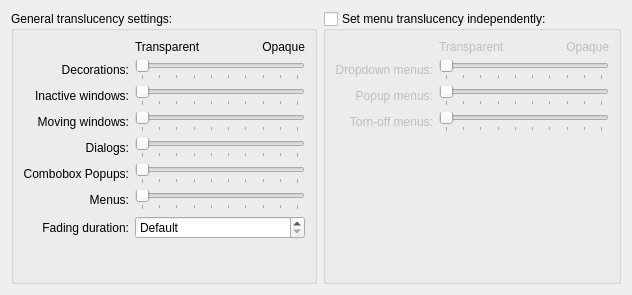
This is effects/maketransparent_config.ui in KDE/kwin as Qt 5 draws it before an edit. The edited form follows.
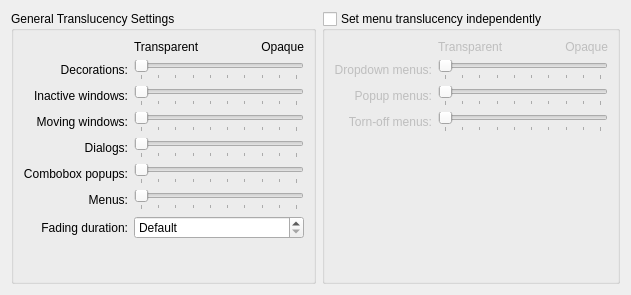
This is the edited form.

```diff
--- a/effects/maketransparent_config.ui
+++ b/effects/maketransparent_config.ui
@@ -16,7 +16,7 @@
    <item>
     <widget class="QGroupBox" name="m_opacityGroupBox" >
      <property name="title" >
-      <string>General translucency settings:</string>
+      <string>General Translucency Settings</string>
      </property>
      <layout class="QGridLayout" name="gridLayout" >
       <item row="1" column="0" >
@@ -186,7 +186,7 @@
          </sizepolicy>
         </property>
         <property name="text" >
-         <string>Combobox Popups:</string>
+         <string>Combobox popups:</string>
         </property>
         <property name="alignment" >
          <set>Qt::AlignRight|Qt::AlignTrailing|Qt::AlignVCenter</set>
@@ -336,7 +336,7 @@
    <item>
     <widget class="QGroupBox" name="individualmenuconfig" >
      <property name="title" >
-      <string>Set menu translucency independently:</string>
+      <string>Set menu translucency independently</string>
      </property>
      <property name="checkable" >
       <bool>true</bool>
```
